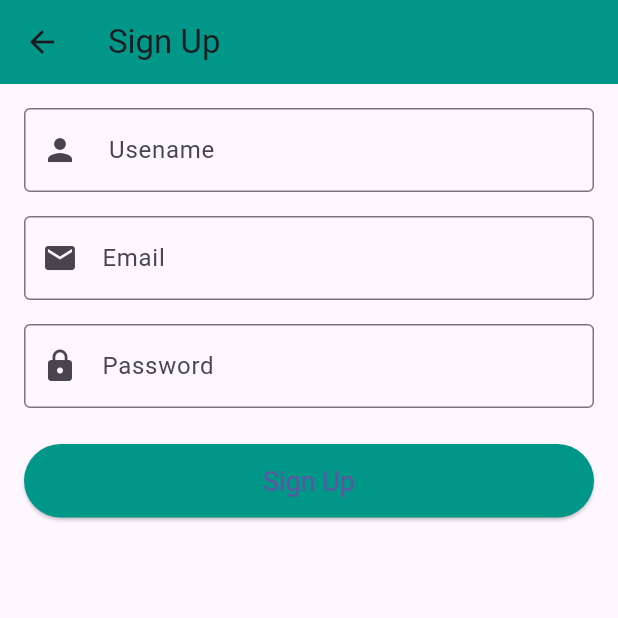
After one commit to Sagnik-Chattopadhyay/Sikkim-360, a Flutter app: the screen it shows after launch, after a tap on "Sign Up", on a phone screen of 412 x 824 dp, the top half of it. The commit adds this screen. Run offline on Flutter 3.47's test engine with Material 3 defaults, Android fonts, the phone set to English and light mode, and no system bars; our stand-ins replace audioplayers, firebase_auth, firebase_core, geocoding, geolocator; missing offline and left inert: model_viewer_plus; accounts and stored records are empty.

Commit message:
Connected with DB

```diff
--- /dev/null
+++ b/lib/auth_gate.dart
@@ -0,0 +1,116 @@
+import 'package:flutter/material.dart';
+import 'package:firebase_auth/firebase_auth.dart';
+import 'package:sikkim_app/login_page.dart';
+import 'package:sikkim_app/signup_page.dart';
+import 'package:sikkim_app/main_home.dart';
+
+class AuthGate extends StatelessWidget {
+  const AuthGate({super.key});
+
+  @override
+  Widget build(BuildContext context) {
+    return StreamBuilder<User?>(
+      stream: FirebaseAuth.instance.authStateChanges(),
+      builder: (context, snapshot) {
+        if (snapshot.connectionState == ConnectionState.waiting) {
+          return const Scaffold(
+            body: Center(child: CircularProgressIndicator()),
+          );
+        }
+
+        if (snapshot.hasData) {
+          return const Homescreen(); // user logged in
+        }
+
+        // User NOT logged in → show custom auth screen
+        return Scaffold(
+          body: Container(
+            decoration: const BoxDecoration(
+              image: DecorationImage(
+                image: AssetImage("assets/images/heritage_bg.jpg"), // background image
+                fit: BoxFit.cover,
+              ),
+            ),
+            child: Container(
+              color: Colors.black.withOpacity(0.4), // overlay for readability
+              child: Center(
+                child: Padding(
+                  padding: const EdgeInsets.symmetric(horizontal: 32),
+                  child: Column(
+                    mainAxisAlignment: MainAxisAlignment.center,
+                    children: [
+                      const Text(
+                        "Welcome to Sikkim Heritage",
+                        textAlign: TextAlign.center,
+                        style: TextStyle(
+                          fontSize: 28,
+                          fontWeight: FontWeight.bold,
+                          color: Colors.white,
+                          shadows: [
+                            Shadow(
+                              blurRadius: 8,
+                              color: Colors.black54,
+                              offset: Offset(2, 2),
+                            )
+                          ],
+                        ),
+                      ),
+                      const SizedBox(height: 50),
+
+                      // Log In Button
+                      ElevatedButton(
+                        style: ElevatedButton.styleFrom(
+                          backgroundColor: Colors.teal.shade700,
+                          shape: RoundedRectangleBorder(
+                            borderRadius: BorderRadius.circular(30),
+                          ),
+                          padding: const EdgeInsets.symmetric(
+                              vertical: 14, horizontal: 40),
+                          elevation: 6,
+                        ),
+                        onPressed: () {
+                          Navigator.push(
+                            context,
+                            MaterialPageRoute(builder: (context) => const LoginPage()),
+                          );
+                        },
+                        child: const Text(
+                          "Log In",
+                          style: TextStyle(fontSize: 18, color: Colors.white),
+                        ),
+                      ),
+                      const SizedBox(height: 20),
+
+                      // Sign Up Button
+                      ElevatedButton(
+                        style: ElevatedButton.styleFrom(
+                          backgroundColor: Colors.orange.shade700,
+                          shape: RoundedRectangleBorder(
+                            borderRadius: BorderRadius.circular(30),
+                          ),
+                          padding: const EdgeInsets.symmetric(
+                              vertical: 14, horizontal: 40),
+                          elevation: 6,
+                        ),
+                        onPressed: () {
+                          Navigator.push(
+                            context,
+                            MaterialPageRoute(builder: (context) => const SignupPage()),
+                          );
+                        },
+                        child: const Text(
+                          "Sign Up",
+                          style: TextStyle(fontSize: 18, color: Colors.white),
+                        ),
+                      ),
+                    ],
+                  ),
+                ),
+              ),
+            ),
+          ),
+        );
+      },
+    );
+  }
+}
--- a/lib/monastery.dart
+++ b/lib/monastery.dart
@@ -15,7 +15,7 @@ class Monastery extends StatelessWidget {
         children: [
           Expanded(
             child: ModelViewer(
-              src: 'assets/european_medieval_castle_3d_scan.glb', // Your 3D model path
+              src: 'assets/sikkim_monastery_lowpoly.glb', // Your 3D model path
               alt: "A 3D model of the Monastery",
               backgroundColor: Colors.transparent,
               ar: true,
--- /dev/null
+++ b/lib/signup_page.dart
@@ -0,0 +1,124 @@
+import 'package:firebase_auth/firebase_auth.dart';
+import 'package:flutter/material.dart';
+
+class SignupPage extends StatefulWidget {
+  const SignupPage({super.key});
+
+  @override
+  State<SignupPage> createState() => _SignupPageState();
+}
+
+class _SignupPageState extends State<SignupPage> {
+  final _formKey = GlobalKey<FormState>();
+  final TextEditingController _nameController = TextEditingController();
+  final TextEditingController _emailController = TextEditingController();
+  final TextEditingController _passwordController = TextEditingController();
+
+  /// Signup user with Firebase Auth
+  Future<void> _createUserWithEmailAndPassword() async {
+    try {
+      final userCredential =
+      await FirebaseAuth.instance.createUserWithEmailAndPassword(
+        email: _emailController.text.trim(),
+        password: _passwordController.text.trim(),
+      );
+
+      // Optionally update display name
+      await userCredential.user?.updateDisplayName(_nameController.text);
+
+      print("✅ User created: ${userCredential.user?.email}");
+    } on FirebaseAuthException catch (e) {
+      String message = "Signup failed";
+      if (e.code == 'weak-password') {
+        message = "The password is too weak.";
+      } else if (e.code == 'email-already-in-use') {
+        message = "This email is already in use.";
+      } else if (e.code == 'invalid-email') {
+        message = "The email address is invalid.";
+      }
+
+      ScaffoldMessenger.of(context).showSnackBar(
+        SnackBar(content: Text(message)),
+      );
+      return; // stop execution if error
+    }
+  }
+
+  @override
+  Widget build(BuildContext context) {
+    return Scaffold(
+      appBar: AppBar(
+        title: const Text("Sign Up"),
+        backgroundColor: Colors.teal,
+      ),
+      body: Padding(
+        padding: const EdgeInsets.all(16.0),
+        child: Form(
+          key: _formKey,
+          child: ListView(
+            children: [
+              TextFormField(
+                controller: _nameController,
+                decoration: const InputDecoration(
+                  labelText: " Usename",
+                  border: OutlineInputBorder(),
+                  prefixIcon: Icon(Icons.person),
+                ),
+                validator: (value) =>
+                value == null || value.isEmpty ? "Enter your name" : null,
+              ),
+              const SizedBox(height: 16),
+
+              TextFormField(
+                controller: _emailController,
+                decoration: const InputDecoration(
+                  labelText: "Email",
+                  border: OutlineInputBorder(),
+                  prefixIcon: Icon(Icons.email),
+                ),
+                keyboardType: TextInputType.emailAddress,
+                validator: (value) =>
+                value == null || !value.contains('@')
+                    ? "Enter a valid email"
+                    : null,
+              ),
+              const SizedBox(height: 16),
+
+              TextFormField(
+                controller: _passwordController,
+                decoration: const InputDecoration(
+                  labelText: "Password",
+                  border: OutlineInputBorder(),
+                  prefixIcon: Icon(Icons.lock),
+                ),
+                obscureText: true,
+                validator: (value) =>
+                value != null && value.length < 6
+                    ? "Password must be at least 6 characters"
+                    : null,
+              ),
+              const SizedBox(height: 24),
+
+              ElevatedButton(
+                style: ElevatedButton.styleFrom(
+                  backgroundColor: Colors.teal,
+                  padding: const EdgeInsets.symmetric(vertical: 14),
+                  textStyle: const TextStyle(fontSize: 18),
+                ),
+                onPressed: () async {
+                  if (_formKey.currentState!.validate()) {
+                    await _createUserWithEmailAndPassword();
+
+                    // Pass the username back to main.dart
+                    Navigator.pop(context, _nameController.text);
+                  }
+                },
+                child: const Text("Sign Up"),
+              ),
+            ],
+          ),
+        ),
+      ),
+    );
+  }
+}
--- a/pubspec.yaml
+++ b/pubspec.yaml
@@ -38,6 +38,8 @@ dependencies:
   geolocator: ^14.0.2
   geocoding: ^4.0.0
   audioplayers: ^6.5.1
+  firebase_core: ^4.1.0
+  firebase_auth: ^6.0.2
 
 
 
@@ -71,6 +73,8 @@ flutter:
      - assets/audio/sculpture2.mp3
      - assets/audio/sculpture3.mp3
      - assets/audio/sculpture4.mp3
+     - assets/sikkim_monastery_lowpoly.glb
+     - assets/images/heritage_bg.jpg
 
   # An image asset can refer to one or more resolution-specific "variants", see
   # https://flutter.dev/to/resolution-aware-images
```
Also changed, not shown: lib/geo_audio_service.dart (+41 -16 lines), lib/login_page.dart (added, +88 -0 lines), lib/main.dart (+9 -84 lines), lib/main_home.dart (added, +83 -0 lines), firebase.json (added), lib/firebase_options.dart (added), pubspec.lock, 3 other files.
